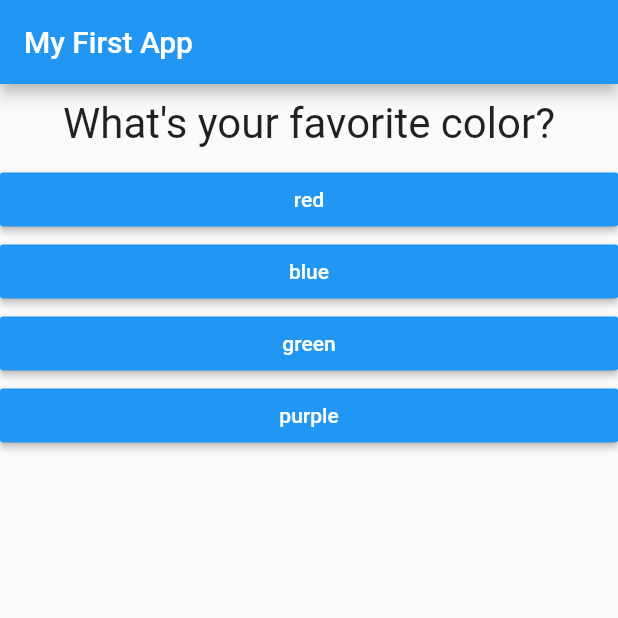
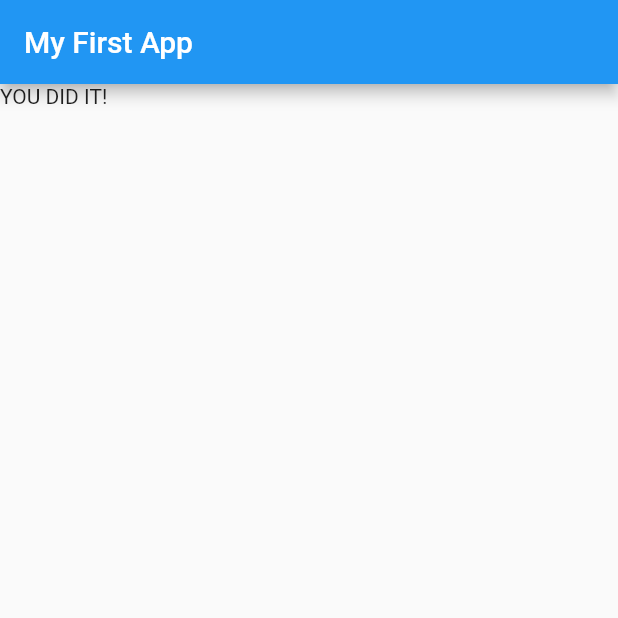
Before and after one commit to jackjhall22/firstFlutterApp, a Flutter app: the screen it shows after launch, after a tap on "red", after a tap on "cat", after a tap on "jack", on a phone screen of 412 x 824 dp, the top half of it. Run offline on Flutter 3.47's test engine with Material 2 defaults, Android fonts, the phone set to English and light mode, and no system bars.

```diff
--- a/lib/main.dart
+++ b/lib/main.dart
@@ -17,18 +17,7 @@ class MyApp extends StatefulWidget {
 }
 
 class _MyAppState extends State<MyApp> {
-  var _questionIndex = 0;
-
-  void _answerQuestion() {
-    setState(() {
-      _questionIndex = _questionIndex < 2 ? _questionIndex + 1 : 0;
-    });
-    print('Answer Chosen!');
-  }
-
-  @override
-  Widget build(context) {
-    var questions = [
+  final questions = const [
     {
       'questionText': 'What\'s your favorite color?',
       'answers': ['red', 'blue', 'green', 'purple'],
@@ -47,12 +36,24 @@ class _MyAppState extends State<MyApp> {
       'answers': ['paulo', 'bob', 'jack', 'max'],
     },
   ];
+  var _questionIndex = 0;
+
+  void _answerQuestion() {
+    setState(() {
+      _questionIndex = _questionIndex + 1;
+    });
+    print('Answer Chosen!');
+  }
+
+  @override
+  Widget build(context) {
     return MaterialApp(
       home: Scaffold(
         appBar: AppBar(
           title: Text('My First App'),
         ),
-        body: Column(
+        body: _questionIndex < questions.length
+            ? Column(
                 children: <Widget>[
                   Question(
                     questions[_questionIndex]['questionText'],
@@ -62,7 +63,8 @@ class _MyAppState extends State<MyApp> {
                     return Answer(_answerQuestion, answer);
                   }).toList()
                 ],
-        ),
+              )
+            : Text('YOU DID IT!'),
       ),
     );
   }
```
Lines whose indentation alone changed are shown as unchanged.
